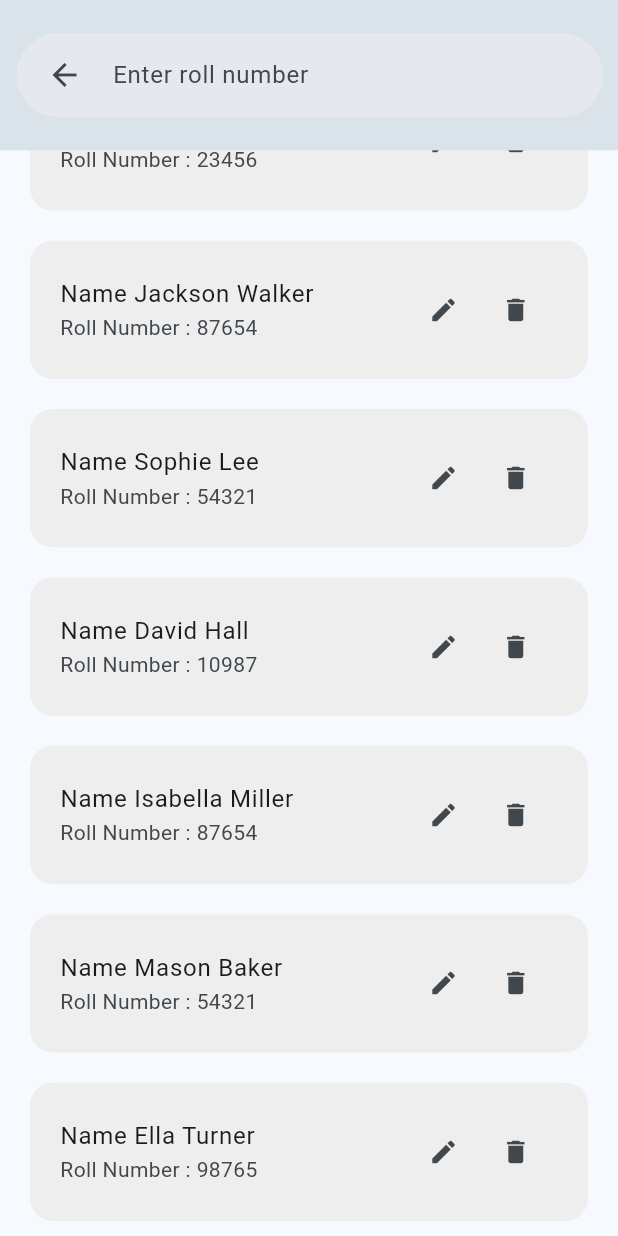
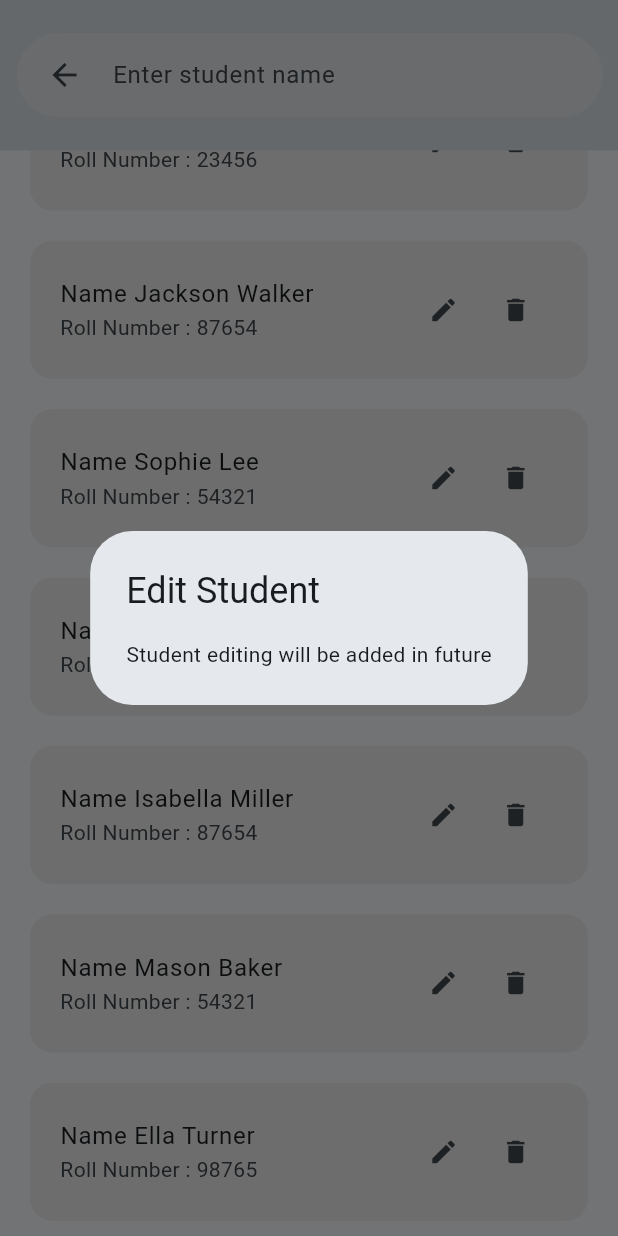
Before and after one commit to OpenLake/Smart-Insti-App, a Flutter app: the ViewStudents screen opened by its route, scrolled down 1518 dp, after a tap on the "edit" icon, on a phone screen of 412 x 824 dp. Run offline on Flutter 3.47's test engine with Material 3 defaults, Android fonts, the phone set to English and light mode, and no system bars; our stand-ins replace awesome_snackbar_content, email_validator, file_picker, flutter_typeahead, go_router, logger and 1 more; missing offline and left inert: search_choices, slide_switcher.

Commit message:
Update search bar hint text and add dialog for student editing

```diff
--- a/frontend/lib/screens/admin/view_students.dart
+++ b/frontend/lib/screens/admin/view_students.dart
@@ -29,7 +29,7 @@ class ViewStudents extends StatelessWidget {
                 width: 390,
                 child: SearchBar(
                   controller: studentProvider.searchStudentController,
-                  hintText: 'Enter roll number',
+                  hintText: 'Enter student name',
                   onChanged: (value) {
                     studentProvider.searchStudents();
                   },
@@ -77,7 +77,13 @@ class ViewStudents extends StatelessWidget {
                             IconButton(
                               iconSize: 20,
                               icon: const Icon(Icons.edit),
-                              onPressed: () {},
+                              onPressed: () =>  showDialog(
+                                context: context,
+                                builder: (_) => const AlertDialog(
+                                  title: Text('Edit Student'),
+                                  content: Text("Student editing will be added in future"),
+                                ),
+                              ),
                             ),
                             IconButton(
                               iconSize: 20,
```
